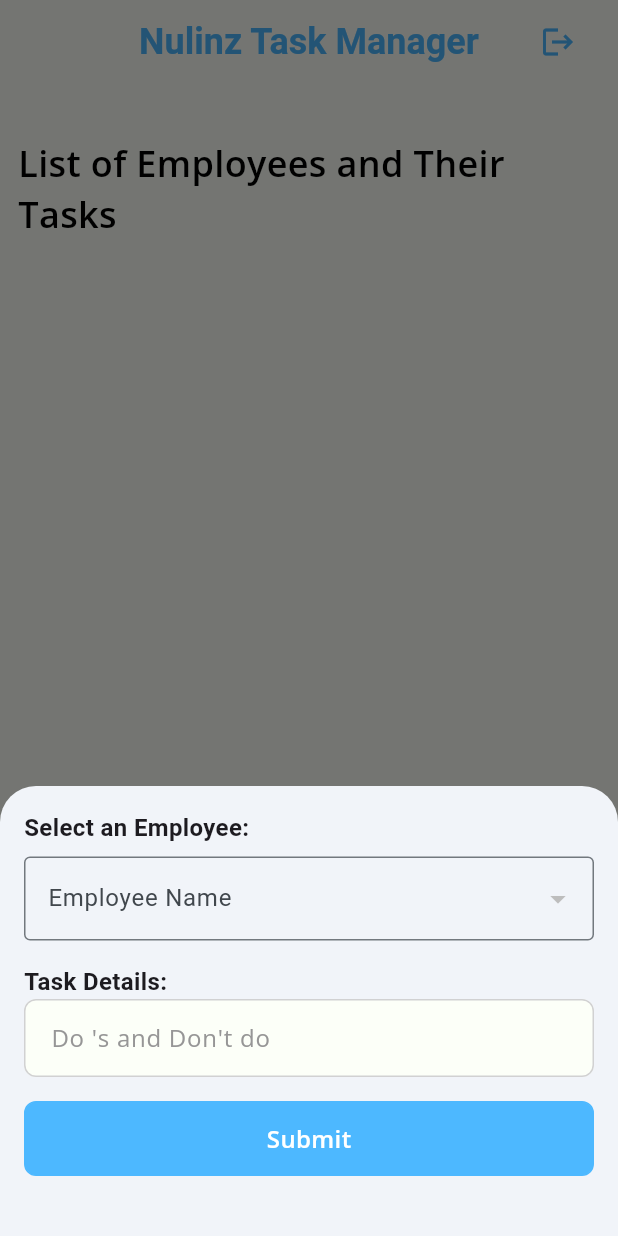
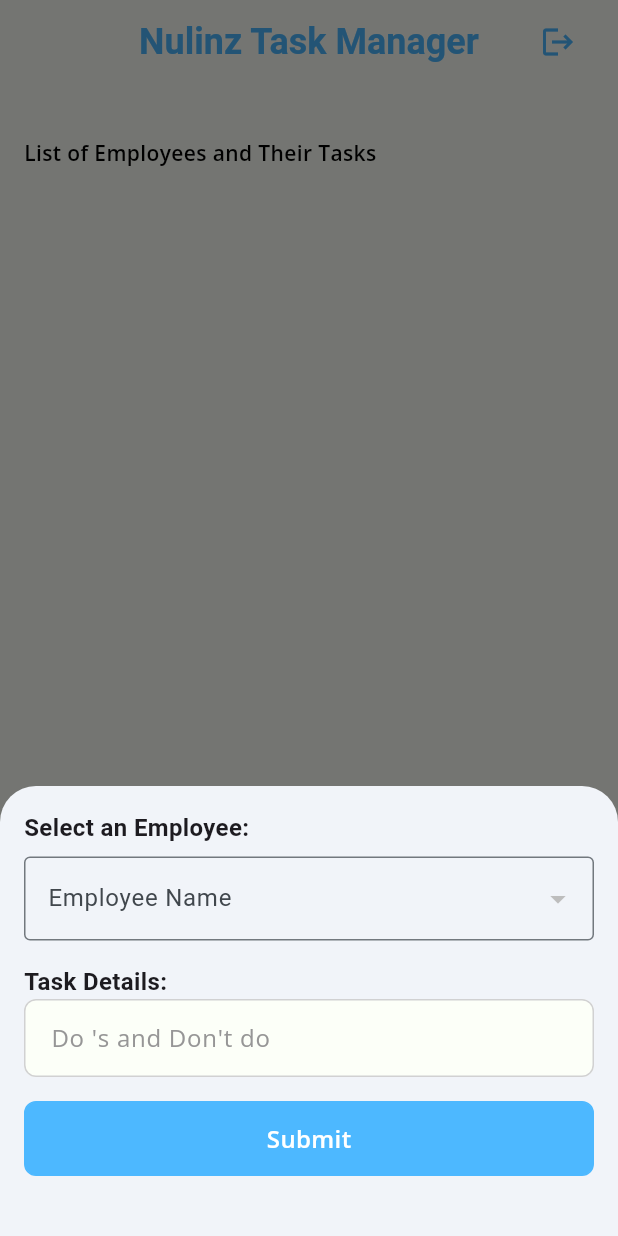
Before and after one commit to Iam-Sherlock/task_management_app, a Flutter app: the TeamLeadHomepage screen opened by its route, after a tap on the "add" icon, on a phone screen of 412 x 824 dp. Run offline on Flutter 3.47's test engine with Material 3 defaults, Android fonts, the phone set to English and light mode, and no system bars; our stand-ins replace cloud_firestore, firebase_auth, firebase_core, firebase_messaging, flutter_local_notifications, get_storage and 3 more; accounts and stored records are empty; key blocks and very long unbroken strings in the code were emptied for the run.

Commit message:
Fix: UI Improvements

```diff
--- a/lib/auth/login.dart
+++ b/lib/auth/login.dart
@@ -50,12 +50,12 @@ class _LoginState extends State<Login> with SingleTickerProviderStateMixin {
 
     _requestNotificationPermission();
     FirebaseMessaging.onMessage.listen((RemoteMessage message) {
-      print('📥 Got a message whilst in the foreground!');
-      print('🔢 Message data: ${message.data}');
+      print('Got a message whilst in the foreground!');
+      print('Message data: ${message.data}');
 
       if (message.notification != null) {
         print(
-            '🔔 Message notification: ${message.notification?.title}, ${message.notification?.body}');
+            'Message notification: ${message.notification?.title}, ${message.notification?.body}');
       }
     });
   }
--- a/lib/constants/style.dart
+++ b/lib/constants/style.dart
@@ -8,7 +8,7 @@ import 'package:task_management_app/constants/colors.dart';
 class Style {
   // Font Sizes
   static const double headingFontSize = 40.0; // Top Centered Heading
-  static const double subHeadingFontSize = 24; // Sub Heading
+  static const double subHeadingFontSize = 14; // Sub Heading
   static const double contentFontSize = 16; // Content
   static const double buttonFontSize = 16.0;
 
@@ -19,12 +19,12 @@ class Style {
       color: AppColors.textColorBlack);
 
   static TextStyle subHeadingStyle = GoogleFonts.openSans(
-      fontWeight: FontWeight.w600,
-      fontSize: subHeadingFontSize,
-      color: AppColors.textColorBlack,
-      );
+    fontWeight: FontWeight.w600,
+    fontSize: subHeadingFontSize,
+    color: AppColors.textColorBlack,
+  );
 
-   static TextStyle subHeadingStyleWithBlueColor = GoogleFonts.openSans(
+  static TextStyle subHeadingStyleWithBlueColor = GoogleFonts.openSans(
     fontWeight: FontWeight.w600,
     fontSize: 12,
     color: AppColors.primaryBlue,
--- a/lib/homepage/provider/homepage_provider.dart
+++ b/lib/homepage/provider/homepage_provider.dart
@@ -37,10 +37,9 @@ class UserListProvider with ChangeNotifier {
         print("User Data is here ==== ${data.toString()}");
         return UserModel.fromJson(data ?? {});
       }).toList();
-      notifyListeners(); // Inform listeners that the data has changed
+      notifyListeners();
     } catch (error) {
       print("Error fetching users: $error");
-      // Handle error appropriately, maybe set an error state
     }
   }
 
@@ -78,7 +77,6 @@ class UserListProvider with ChangeNotifier {
       notifyListeners();
     } catch (error) {
       print("Error fetching users and their tasks: $error");
-      // Optional: Handle error state
     }
   }
 
@@ -103,30 +101,28 @@ class UserListProvider with ChangeNotifier {
       }).toList();
 
       _tasks = tasks;
-      notifyListeners(); // Notifies the UI to rebuild
+      notifyListeners();
     } catch (e, stackTrace) {
       print("fetchTaskList: Error occurred - $e");
       print("Stack trace: $stackTrace");
     }
   }
 
-  // You might have other methods to add, delete, or update users here.
-  // Remember to call notifyListeners() after any modification to _users.
 
   Future<void> addUser(UserModel newUser) async {
     try {
       await firestore.collection('users').add(newUser.toJson());
-      // After successfully adding to Firestore, fetch the updated list
+
       await fetchUsersList();
     } catch (error) {
       print("Error adding user: $error");
-      // Handle error
+
     }
   }
 
   // Example method to reload the user list
   Future<void> reloadUsersList() async {
-    await fetchUsersList();
+    await fetchUsersListNew();
   }
 
   Future<void> createTaskByTL(BuildContext context, String name, String email,
@@ -141,7 +137,7 @@ class UserListProvider with ChangeNotifier {
       await fetchUsersListNew();
       await sendTaskNotification(fcmToken,task,assignedBy);
       context.pop();
-    } on FirebaseAuthException catch (e) {
+    } on FirebaseAuthException {
       // TODO
       CustomSnackbar.show(
           context: context,
@@ -174,9 +170,9 @@ class UserListProvider with ChangeNotifier {
     );
 
     if (response.statusCode == 200) {
-      print('✅ Notification sent successfully');
+      print(' Notification sent successfully');
     } else {
-      print('❌ Failed to send notification: ${response.body}');
+      print(' Failed to send notification: ${response.body}');
     }
   }
 }
--- a/lib/homepage/tl_homepage.dart
+++ b/lib/homepage/tl_homepage.dart
@@ -30,7 +30,7 @@ class _TeamLeadHomepageState extends State<TeamLeadHomepage> {
   Widget build(BuildContext context) {
     return Scaffold(
       floatingActionButton: FloatingActionButton(
-        onPressed: () async{
+        onPressed: () async {
           showModalBottomSheet(
             context: context,
             isScrollControlled: true,
@@ -43,24 +43,19 @@ class _TeamLeadHomepageState extends State<TeamLeadHomepage> {
               },
             ),
           );
-
-
-
         },
         child: const Icon(Icons.add),
       ),
-      appBar: AppbarWidget(
-        title: "Nulinz Task Manager"
-      ),
-      body: Column(
+      appBar: AppbarWidget(title: "Nulinz Task Manager"),
+      body: Padding(
+        padding: const EdgeInsets.symmetric(vertical: 12.0, horizontal: 16),
+        child: Column(
+          crossAxisAlignment: CrossAxisAlignment.start,
           children: [
-          Padding(
-            padding: const EdgeInsets.all(12.0),
-            child: Text(
+            Text(
               "List of Employees and Their Tasks",
               style: Style.subHeadingStyle,
               textAlign: TextAlign.left,
-            ),
             ),
             Expanded(
               child: Consumer<UserListProvider>(
@@ -124,6 +119,7 @@ class _TeamLeadHomepageState extends State<TeamLeadHomepage> {
             ),
           ],
         ),
+      ),
     );
   }
 }
--- a/lib/homepage/widgets/add_task_bottom_sheet.dart
+++ b/lib/homepage/widgets/add_task_bottom_sheet.dart
@@ -22,6 +22,7 @@ class _AddTaskBottomSheetState extends State<AddTaskBottomSheet> {
   Widget build(BuildContext context) {
     final userListProvider =
         Provider.of<UserListProvider>(context, listen: true);
+    userListProvider.reloadUsersList();
     return SizedBox(
       height: 300,
       child: Padding(
@@ -74,7 +75,6 @@ class _AddTaskBottomSheetState extends State<AddTaskBottomSheet> {
                     taskController.text.trim(),
                     box.read("TLemailID"),
                     _selectedUser!.fcmtoken!);
-
               },
             ),
           ],
```
Also changed, not shown: lib/auth/sign_up.dart (+4 -7 lines), lib/homepage/widgets/user_card.dart (+55 -14 lines), 2 other files. Lines whose indentation alone changed are shown as unchanged.
